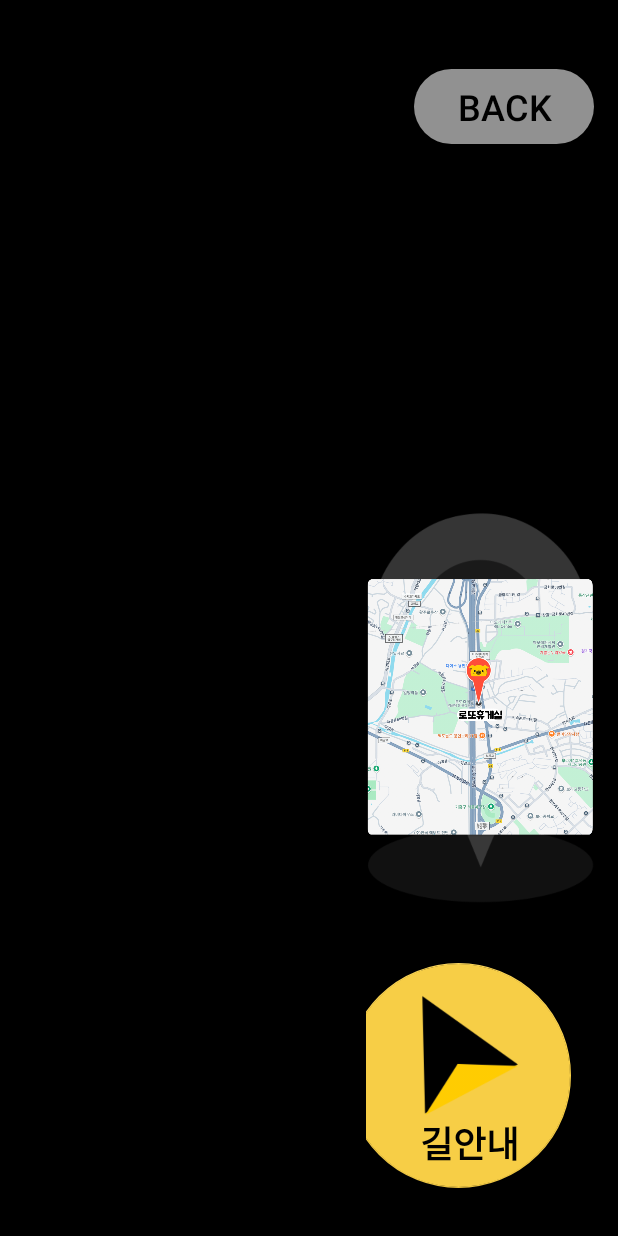
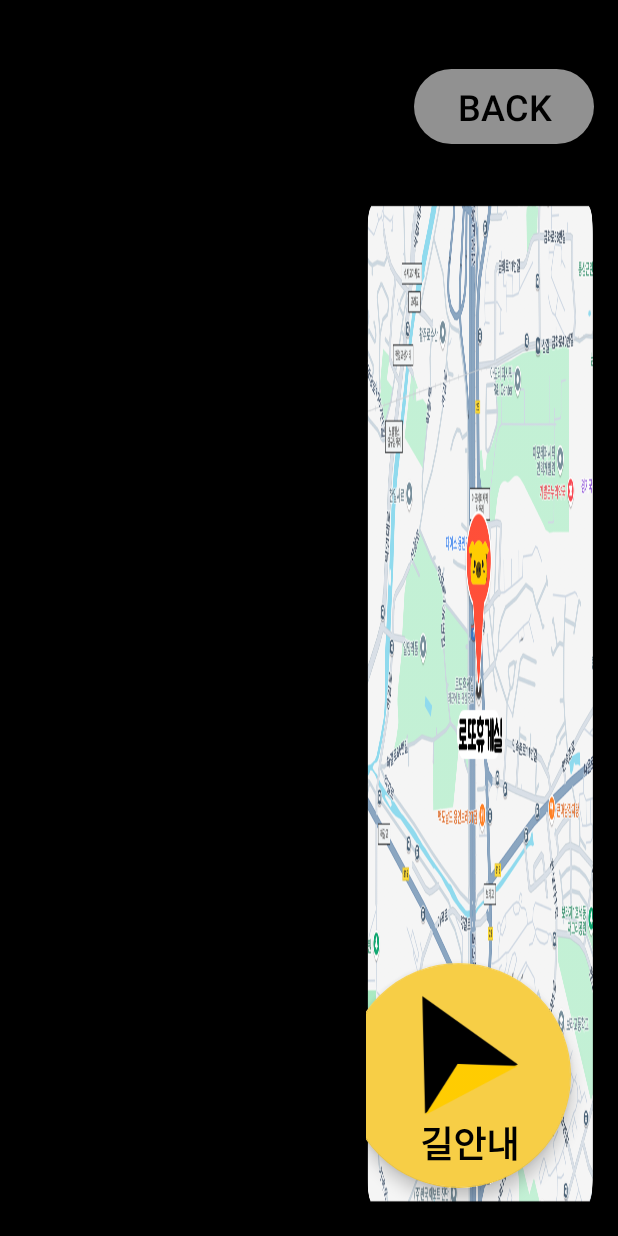
Before and after one commit to dicecarver/WeeklyLottery, an Android app: the layout activity_navi.xml on its own in the app's theme, with its tools: preview values and no code run, on a phone screen of 412 x 824 dp. Run offline under Robolectric (Android 15) with nearby library versions, the phone set to English and light mode, and no system bars; plain views replace MapView; Roboto replaces fonts that are not available here.

Commit message:
the final_for_avi

```diff
--- a/automotive/src/main/res/layout/activity_navi.xml
+++ b/automotive/src/main/res/layout/activity_navi.xml
@@ -53,6 +53,7 @@
                 android:layout_height="match_parent" />-->
             <ImageView
                 android:id="@+id/mapView_navi"
+                android:scaleType="fitXY"
                 android:src="@drawable/map_example"
                 android:layout_width="match_parent"
                 android:layout_height="match_parent" />
```
